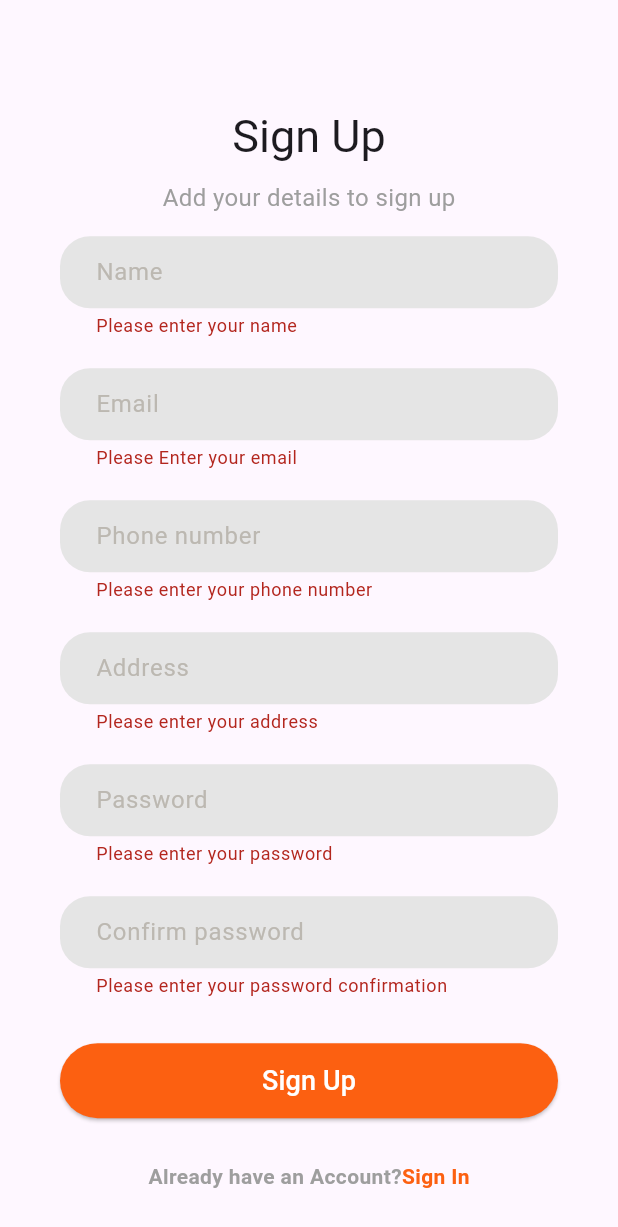
After one commit to klilmhdi/monkey_meal_project, a Flutter app: the SignUpScreen screen opened directly, after a tap on "Sign Up", on a phone screen of 412 x 824 dp. The commit adds this screen. Shown: the top 1227 px of the screen. Run offline on Flutter 3.47's test engine with Material 3 defaults, Android fonts, the phone set to English and light mode, and no system bars.

Commit message:
add Sign up  screen

```diff
--- /dev/null
+++ b/lib/src/models/sign_up_model.dart
@@ -0,0 +1,11 @@
+class SignUpEntity{
+  final String name;
+  final String email;
+  final String phone_number;
+  final String address;
+  final String password;
+
+   SignUpEntity({ required this.name, required this.email, required this.phone_number,
+    required this.address,required this.password});
+
+}
--- /dev/null
+++ b/lib/src/screens/sign_up/component/sign_up_form.dart
@@ -0,0 +1,232 @@
+import 'package:flutter/material.dart';
+
+import '../../../constantes/const.dart';
+import '../../../helper/colors.dart';
+
+class SignUpForm extends StatefulWidget{
+  const SignUpForm({super.key});
+
+  @override
+  _SignUpFormState createState() => _SignUpFormState();
+
+}
+class _SignUpFormState extends State<SignUpForm>{
+  final _formKey = GlobalKey<FormState>();
+  final _nameController = TextEditingController();
+  final _emailController = TextEditingController();
+  final _phonenumbereController = TextEditingController();
+  final _addressController = TextEditingController();
+  final _passwordController = TextEditingController();
+  final _confirmPasswordController = TextEditingController();
+
+  @override
+  Widget build(BuildContext context) {
+    return Form(
+      key: _formKey,
+      child: Column(
+        mainAxisSize: MainAxisSize.min,
+        children: [
+
+          TextFormField(
+            controller: _nameController,
+            keyboardType: TextInputType.text,
+            validator: (value) {
+              if (value!.isEmpty) {
+                return 'Please enter your name';
+              }
+              return null;
+            },
+            decoration: const InputDecoration(
+              hintText: "Name",
+              suffixStyle: (TextStyle(color: AppColor.orange)),
+              fillColor: Color(0xFFe5e5e5),
+              filled: true,
+              hintStyle: TextStyle(color: Color(0xFFbcb8b1)),
+              contentPadding: EdgeInsets.symmetric(horizontal: 20.0),
+              border: OutlineInputBorder(
+                borderRadius: BorderRadius.all(Radius.circular(20.0)),
+                borderSide: BorderSide.none,
+              ),
+            ),
+            onChanged: (value) {
+            },
+          ),
+
+          const SizedBox(height: 20),
+
+          TextFormField(
+            controller: _emailController,
+            keyboardType: TextInputType.emailAddress,
+            validator: (value) {
+              if (value == null || value.isEmpty) {
+                return kEmailNullError; // Return the actual error message
+              } else if (!emailValidatorRegExp.hasMatch(value)) {
+                return kInvalidEmailError; // Return the actual error message
+              }
+              return null; // Return null if valid
+            },
+            decoration: const InputDecoration(
+              hintText: "Email",
+              suffixStyle: (TextStyle(color: AppColor.orange)),
+              fillColor: Color(0xFFe5e5e5),
+              filled: true,
+              hintStyle: TextStyle(color: Color(0xFFbcb8b1)),
+              contentPadding: EdgeInsets.symmetric(horizontal: 20.0),
+              border: OutlineInputBorder(
+                borderRadius: BorderRadius.all(Radius.circular(20.0)),
+                borderSide: BorderSide.none,
+              ),
+
+            ),
+            onChanged: (value) {
+            },
+          ),
+
+          const SizedBox(height: 20),
+
+          TextFormField(
+            controller: _phonenumbereController,
+            keyboardType: TextInputType.phone,
+            validator: (value) {
+              if (value!.isEmpty) {
+                return 'Please enter your phone number';
+              }
+              return null;
+            },
+            decoration: const InputDecoration(
+              hintText: "Phone number",
+
+              suffixStyle: (TextStyle(color: AppColor.orange)),
+              fillColor: Color(0xFFe5e5e5),
+              filled: true,
+              hintStyle: TextStyle(color: Color(0xFFbcb8b1)),
+              contentPadding: EdgeInsets.symmetric(horizontal: 20.0),
+
+              border: OutlineInputBorder(
+                borderRadius: BorderRadius.all(Radius.circular(20.0)),
+                borderSide: BorderSide.none,
+              ),
+            ),
+            onChanged: (value) {
+            },
+          ),
+
+          const SizedBox(height: 20),
+
+          TextFormField(
+            controller: _addressController,
+            keyboardType: TextInputType.text,
+            validator: (value) {
+              if (value!.isEmpty) {
+                return 'Please enter your address';
+              }
+              return null;
+            },
+            decoration: const InputDecoration(
+              hintText: "Address",
+
+              suffixStyle: (TextStyle(color: AppColor.orange)),
+              fillColor: Color(0xFFe5e5e5),
+              filled: true,
+              hintStyle: TextStyle(color: Color(0xFFbcb8b1)),
+              contentPadding: EdgeInsets.symmetric(horizontal: 20.0),
+
+              border: OutlineInputBorder(
+                borderRadius: BorderRadius.all(Radius.circular(20.0)),
+                borderSide: BorderSide.none,
+              ),
+            ),
+            onChanged: (value) {
+            },
+          ),
+          const SizedBox(height: 20),
+          TextFormField(
+            controller: _passwordController,
+            keyboardType: TextInputType.text,
+            obscureText: true,
+            validator: (value) {
+              if (value!.isEmpty) {
+                return 'Please enter your password';
+              }
+              else if (value.length < 5) {
+                return 'The password must contains more than five characters.';
+              }
+              return null;
+            },
+            decoration: const InputDecoration(
+              hintText: "Password",
+
+              suffixStyle: (TextStyle(color: AppColor.orange)),
+              fillColor: Color(0xFFe5e5e5),
+              filled: true,
+              hintStyle: TextStyle(color: Color(0xFFbcb8b1)),
+              contentPadding: EdgeInsets.symmetric(horizontal: 20.0),
+
+              border: OutlineInputBorder(
+                borderRadius: BorderRadius.all(Radius.circular(20.0)),
+                borderSide: BorderSide.none,
+              ),
+            ),
+            onChanged: (value) {
+            },
+          ),
+
+          const SizedBox(height: 20),
+          TextFormField(
+            controller: _confirmPasswordController,
+            keyboardType: TextInputType.text,
+            obscureText: true,
+            validator: (value) {
+              if (value!.isEmpty) {
+                return 'Please enter your password confirmation';
+              }
+              else if (value != _passwordController.text) {
+                return "Password doesn't match.";
+              }
+              return null;
+            },
+            decoration: const InputDecoration(
+              hintText: "Confirm password",
+
+              suffixStyle: (TextStyle(color: AppColor.orange)),
+              fillColor: Color(0xFFe5e5e5),
+              filled: true,
+              hintStyle: TextStyle(color: Color(0xFFbcb8b1)),
+              contentPadding: EdgeInsets.symmetric(horizontal: 20.0),
+
+              border: OutlineInputBorder(
+                borderRadius: BorderRadius.all(Radius.circular(20.0)),
+                borderSide: BorderSide.none,
+              ),
+            ),
+            onChanged: (value) {
+            },
+          ),
+
+          const SizedBox(height: 30),
+
+          SizedBox(
+            height: 50,
+            width: double.infinity,
+            child: ElevatedButton(
+                onPressed: () {
+                  // Validate the form when the button is pressed
+                  if (_formKey.currentState!.validate()) {
+                    _formKey.currentState!.save();
+                    // All fields are valid, proceed with login logic
+                    print("success");
+                  } else {
+                    print("Form is invalid. Please check the fields.");
+                  }
+                },
+                style: ButtonStyle( backgroundColor:WidgetStateProperty.all(AppColor.orange)),
+                child: const Text("Sign Up", style: TextStyle(color: Colors.white, fontSize: 18))
+            ),
+          ),
+
+        ],
+      ),
+    );
+  }
+
+}
--- a/lib/src/screens/sign_up/sign_up_screen.dart
+++ b/lib/src/screens/sign_up/sign_up_screen.dart
@@ -1,3 +1,82 @@
-class SignUpScreen{
+import 'package:flutter/cupertino.dart';
+import 'package:flutter/material.dart';
+import 'package:monkey_meal_project/src/screens/sign_up/component/sign_up_form.dart';
+
+import '../../helper/colors.dart';
+import '../../helper/helper.dart';
+
+class SignUpScreen extends StatefulWidget{
   static String routeName="/sign_up";
+
+  const SignUpScreen({super.key});
+
+  @override
+  _SignUpState createState() => _SignUpState();
 }
+class _SignUpState extends State<SignUpScreen> {
+  @override
+  Widget build(BuildContext context) {
+    return Scaffold(
+        body: Container(
+        height: Helper.getScreenHeight(context),
+        width: Helper.getScreenWidth(context),
+
+        child: SafeArea(
+          child: Container(
+          padding: const EdgeInsets.symmetric(
+          horizontal: 40,
+          vertical: 30,
+          ),
+              child: Column(
+                  mainAxisAlignment: MainAxisAlignment.start,
+                  children: [
+                    SizedBox(height: Helper.getScreenHeight(context) * 0.05),
+                    Text(
+                      "Sign Up",
+                      style: Theme.of(context).textTheme.headlineMedium?.copyWith(
+                        fontWeight: FontWeight.normal,
+                        fontSize: 30,
+                      ),
+                    ),
+                    const SizedBox(height: 10),
+                    const Text(
+                      'Add your details to sign up',
+                      style: TextStyle(
+                        fontSize: 16,
+                        color: Colors.grey,
+                      ),
+                    ),
+                    const Spacer(),
+                    SignUpForm(),
+                    const Spacer(
+                      flex: 2,
+                    ),
+
+                    GestureDetector(
+                      onTap: () {
+                        Navigator.of(context)
+                            .pushReplacementNamed(SignUpScreen.routeName);
+                      },
+                      child: const Row(
+                        mainAxisAlignment: MainAxisAlignment.center,
+                        children: [
+                          Text("Already have an Account?", style: TextStyle(color: Colors.grey, fontWeight: FontWeight.bold)),
+                          Text(
+                            "Sign In",
+                            style: TextStyle(
+                              color: AppColor.orange,
+                              fontWeight: FontWeight.bold,
+                            ),
+                          )
+                        ],
+                      ),
+                    )
+          ],
+        ),
+    ),
+        ),
+        ),
+    );
+  }
+
+}
```
